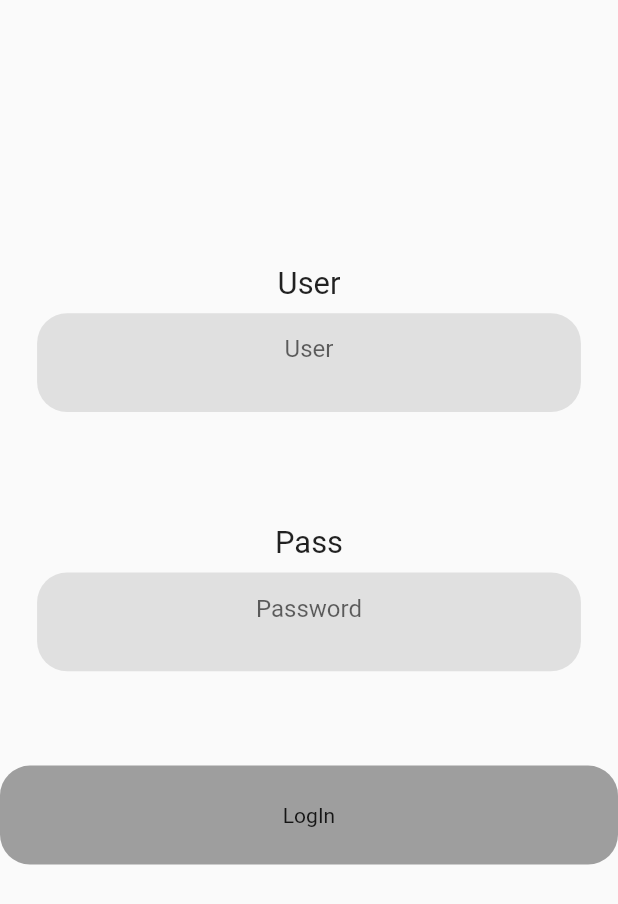
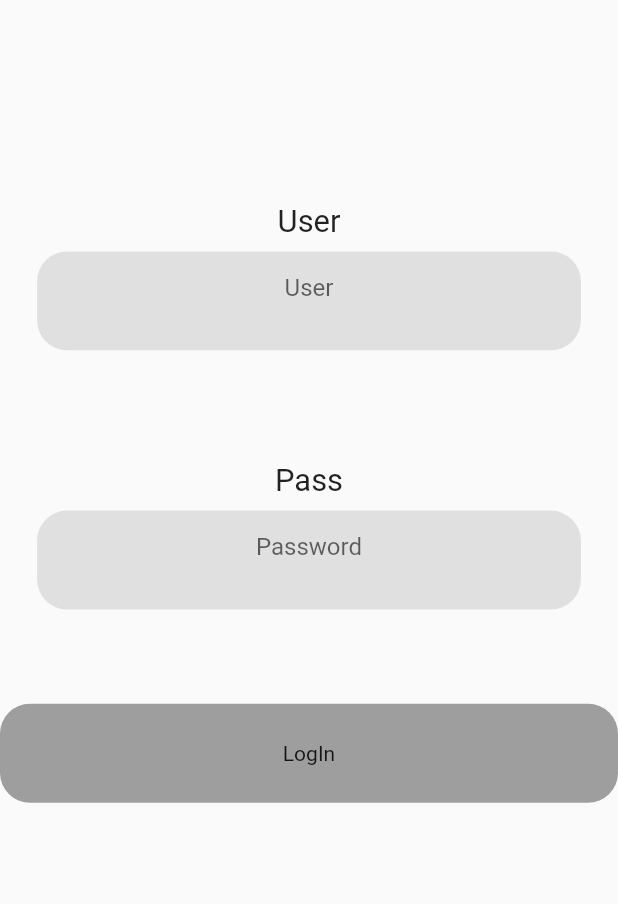
Before and after one commit to AMOSAD0/Admin, a Flutter app: the screen it shows after launch, on a phone screen of 412 x 824 dp. Shown: the top 904 px of the screen. Run offline on Flutter 3.47's test engine with Material 2 defaults, Android fonts, the phone set to English and light mode, and no system bars; our stand-ins replace animated_splash_screen, bloc, shared_preferences, sizer; network calls fail.

Commit message:
commit 2

```diff
--- a/lib/presentation/module/LogInScreen.dart
+++ b/lib/presentation/module/LogInScreen.dart
@@ -17,7 +17,7 @@ class LogInScreen extends StatelessWidget {
       ListView(
 
             children: [
-              SizedBox(height: 20.h,),
+              SizedBox(height: 15.h,),
               TextField1(secure: false,name:'User',hint: 'User',type: TextInputType.emailAddress,controller:controller1),
               TextField1(type:TextInputType.visiblePassword,name: 'Pass',secure: true,hint: 'Password',controller:controller2,),
               InkWell(
```
